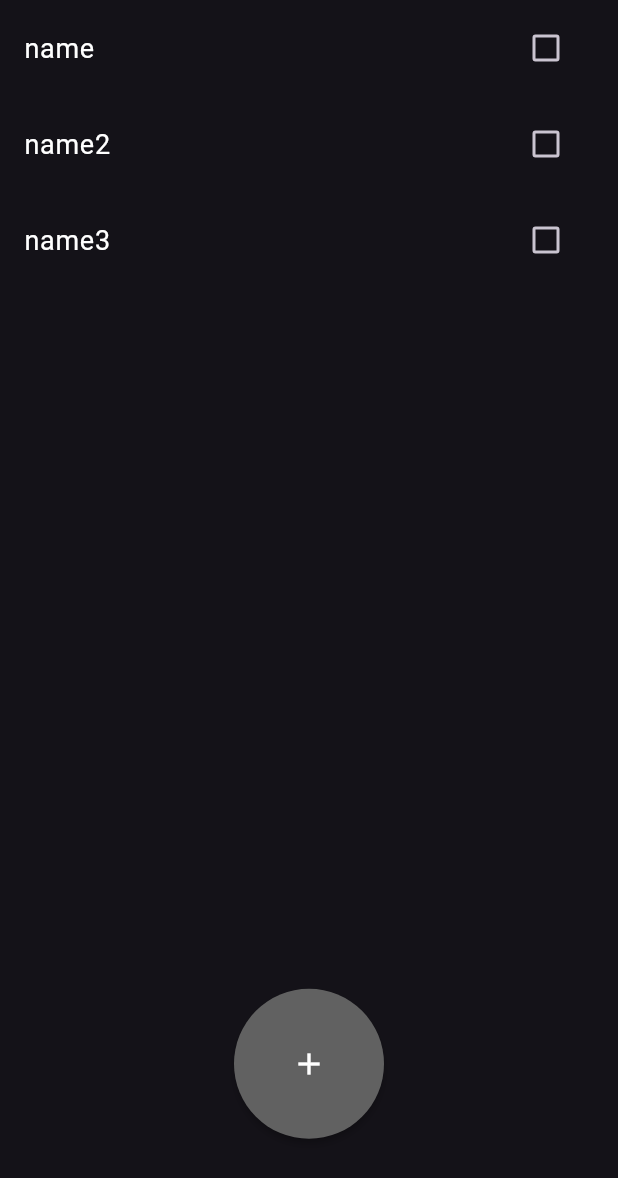
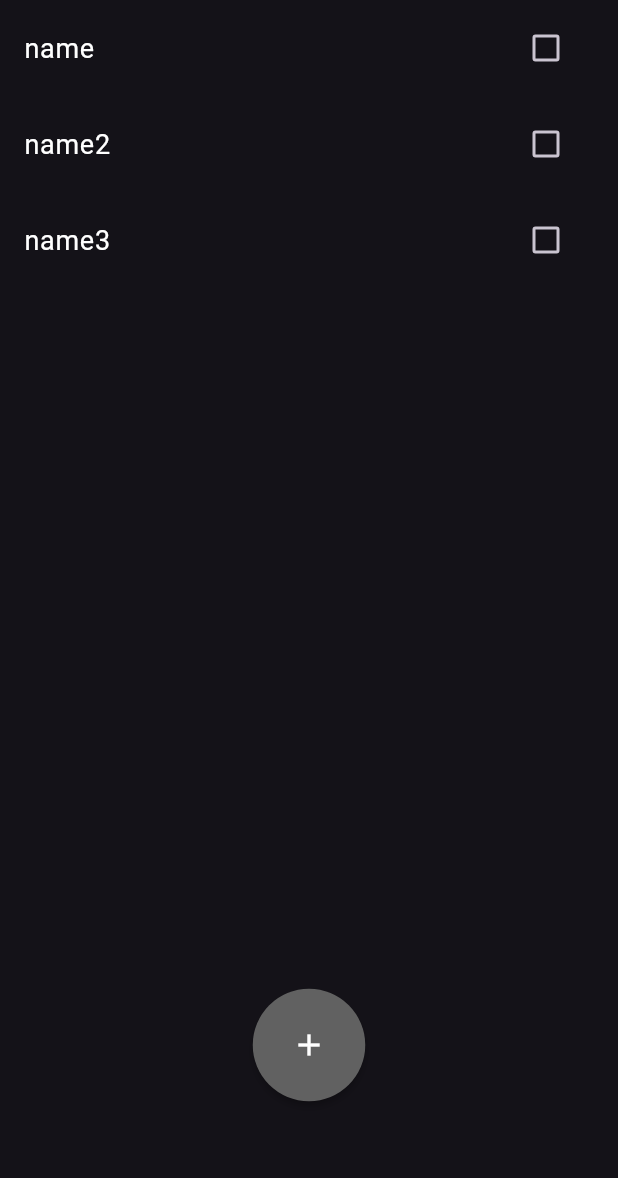
Before and after one commit to achivaq01/Task-Manager-Flutter, a Flutter app: the screen it shows after launch, on a phone screen of 412 x 824 dp. Shown: the top 1178 px of the screen. Run offline on Flutter 3.47's test engine with Material 3 defaults, Android fonts, the phone set to English and light mode, and no system bars; our stand-ins replace sidebarx; missing offline and left inert: window_manager.

Commit message:
added task highlight on status = true

```diff
--- a/lib/constants.dart
+++ b/lib/constants.dart
@@ -8,4 +8,4 @@ const bool statusFinished = true;
 
 
 // NewTaskButton values
-const double newTaskButtonDimensions = 100;
+const double newTaskButtonDimensions = 75;
--- a/lib/widgets/editable_text_field.dart
+++ b/lib/widgets/editable_text_field.dart
@@ -6,7 +6,9 @@ import '../classes/app_data.dart';
 class EditableTextField extends StatefulWidget {
   final AppData appData;
   final int index;
-  const EditableTextField({super.key, required this.appData, required this.index});
+
+  const EditableTextField(
+      {super.key, required this.appData, required this.index});
 
   @override
   State<StatefulWidget> createState() => EditableTextFieldState();
--- a/lib/widgets/task_tile.dart
+++ b/lib/widgets/task_tile.dart
@@ -20,9 +20,13 @@ class TaskTileStatus extends State<TaskTile> {
   @override
   Widget build(BuildContext context) {
     final appData = Provider.of<AppData>(context);
+    ThemeData theme = appData.theme;
     Task task = widget.task;
+    Color tileColor = task.status ? theme.highlightColor : theme.cardColor;
 
-    return InkWell(
+    return Container(
+      color: tileColor,
+      child: InkWell(
         child: ListTile(
           title: Row(
             children: [
@@ -35,6 +39,7 @@ class TaskTileStatus extends State<TaskTile> {
             ],
           ),
         ),
+      ),
     );
   }
 
```
Lines whose indentation alone changed are shown as unchanged.
